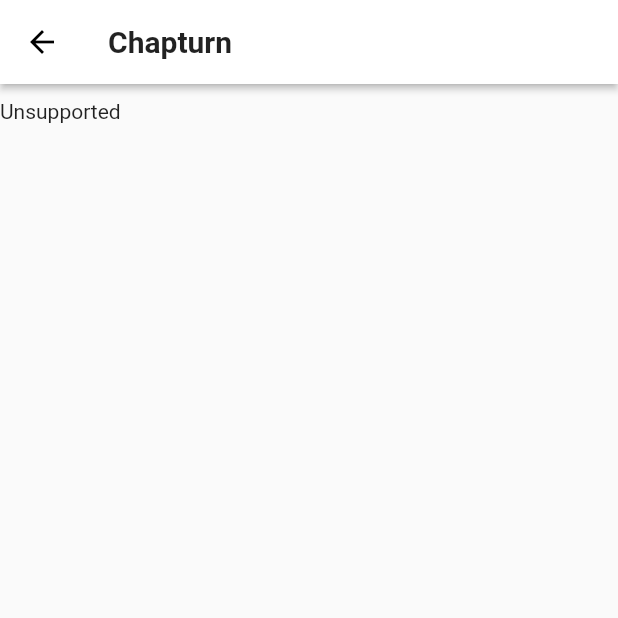
After one commit to nacht-org/chapturn_browser_extension, a Flutter app: the PopupHome screen opened directly, on a phone screen of 412 x 824 dp, the top half of it. The commit adds this screen. Run offline on Flutter 3.47's test engine with Material 2 defaults, Android fonts, the phone set to English and light mode, and no system bars; our stand-ins replace flutter_hooks, flutter_riverpod, font_awesome_flutter, freezed_annotation, hooks_riverpod, js; missing offline and left inert: chapturn_sources, dart:html, dart:js_util, epublib, mutex; generated files the repository leaves out were written again.

Commit message:
popup initial

```diff
--- /dev/null
+++ b/lib/constants/build_constants.dart
@@ -0,0 +1,3 @@
+import 'package:flutter/foundation.dart';
+
+const kDevMode = !kReleaseMode && true;
--- /dev/null
+++ b/lib/core/popup/pages/popup.dart
@@ -0,0 +1,46 @@
+import 'package:chapturn_browser_extension/constants/widget_constants.dart';
+import 'package:chapturn_browser_extension/core/novel/providers.dart';
+import 'package:chapturn_browser_extension/core/popup/widgets/crawler_card.dart';
+import 'package:chapturn_browser_extension/widgets/modal_card.dart';
+import 'package:flutter/material.dart';
+import 'package:flutter_hooks/flutter_hooks.dart';
+import 'package:hooks_riverpod/hooks_riverpod.dart';
+
+class PopupHome extends HookConsumerWidget {
+  const PopupHome({Key? key}) : super(key: key);
+  @override
+  Widget build(BuildContext context, WidgetRef ref) {
+    useEffect(() {
+      ref.read(crawlerController.notifier).load(fetch: false);
+    }, []);
+
+    var theme = Theme.of(context);
+    return Scaffold(
+      appBar: AppBar(
+        backgroundColor: theme.colorScheme.surface,
+        titleTextStyle: theme.textTheme.headline6?.copyWith(
+          fontWeight: FontWeight.bold,
+        ),
+        iconTheme: IconThemeData(
+          color: theme.colorScheme.onSurface,
+        ),
+        elevation: 2,
+        title: const Text('Chapturn'),
+      ),
+      body: const SafeArea(child: PopupList()),
+    );
+  }
+}
+
+class PopupList extends ConsumerWidget {
+  const PopupList({Key? key}) : super(key: key);
+  @override
+  Widget build(BuildContext context, WidgetRef ref) {
+    return ListView(
+      padding: const EdgeInsets.symmetric(vertical: kRadius),
+      children: const [
+        CrawlerCard(),
+      ],
+    );
+  }
+}
--- /dev/null
+++ b/lib/core/popup/widgets/crawler_card.dart
@@ -0,0 +1,62 @@
+import 'package:chapturn_browser_extension/constants/widget_constants.dart';
+import 'package:chapturn_browser_extension/core/novel/providers.dart';
+import 'package:chapturn_browser_extension/widgets/modal_card.dart';
+import 'package:flutter/material.dart';
+import 'package:hooks_riverpod/hooks_riverpod.dart';
+
+class CrawlerCard extends ConsumerWidget {
+  const CrawlerCard({Key? key}) : super(key: key);
+  @override
+  Widget build(BuildContext context, WidgetRef ref) {
+    final crawlerState = ref.watch(crawlerController);
+
+    return crawlerState.when(
+      loading: () => const LoadingCard(),
+      fetching: (url, meta) => const LoadingCard(
+        heading: 'Fetching...',
+      ),
+      data: (meta, crawler, novel) => Container(),
+      supported: (url, meta) {
+        final uri = Uri.parse(url);
+
+        return Column(
+          crossAxisAlignment: CrossAxisAlignment.start,
+          children: [
+            Card(
+              child: Column(
+                crossAxisAlignment: CrossAxisAlignment.start,
+                children: [
+                  ListTile(
+                    leading: const Icon(Icons.check),
+                    title: Text(uri.host),
+                    subtitle: Text('This site is supported'),
+                  ),
+                  Row(
+                    mainAxisAlignment: MainAxisAlignment.end,
+                    children: <Widget>[
+                      TextButton(
+                        child: const Text('Fetch'),
+                        onPressed: () {/* ... */},
+                      ),
+                      const SizedBox(width: 8),
+                      TextButton(
+                        child: const Text('Open in Tab'),
+                        onPressed: () {/* ... */},
+                      ),
+                      const SizedBox(width: 8),
+                    ],
+                  ),
+                  const SizedBox(
+                    height: kRadius,
+                  )
+                ],
+              ),
+            ),
+          ],
+        );
+      },
+      unsupported: (url, meta) => const Text('Unsupported'),
+      error: (e) => Text(e.toString()),
+    );
+  }
+}
--- a/lib/utils/services/browser_service/browser_service.dart
+++ b/lib/utils/services/browser_service/browser_service.dart
@@ -28,7 +28,7 @@ class BrowserServiceProd implements BrowserService {
 
 class BrowserServiceDev implements BrowserService {
   @override
-  BrowserRuntimeMode get runtimeMode => BrowserRuntimeMode.tab;
+  BrowserRuntimeMode get runtimeMode => BrowserRuntimeMode.popup;
 
   @override
   Future<String> get href async =>
```
Also changed, not shown: lib/core/desktop/pages/desktop.dart (added, +20 -0 lines), lib/core/novel/controllers/crawler_controller.dart (+15 -10 lines), lib/core/novel/pages/novel_page.dart (+7 -2 lines), lib/main.dart (+13 -29 lines), lib/core/popup/providers.dart (added).
